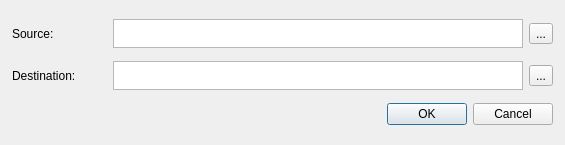
erikfalk/SAM_Sensorauswertung, file addfile.ui: the form before one commit.
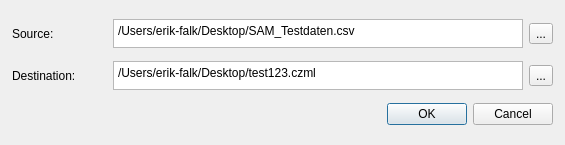
The form after the commit.

```diff
--- a/addfile.ui
+++ b/addfile.ui
@@ -31,7 +31,7 @@
   <property name="windowTitle">
    <string>Add File</string>
   </property>
-  <widget class="QWidget" name="">
+  <widget class="QWidget" name="layoutWidget">
    <property name="geometry">
     <rect>
      <x>12</x>
@@ -64,6 +64,9 @@
           <height>29</height>
          </size>
         </property>
+        <property name="plainText">
+         <string>/Users/erik-falk/Desktop/SAM_Testdaten.csv</string>
+        </property>
        </widget>
       </item>
       <item>
@@ -98,6 +101,9 @@
           <height>29</height>
          </size>
         </property>
+        <property name="plainText">
+         <string>/Users/erik-falk/Desktop/test123.czml</string>
+        </property>
        </widget>
       </item>
       <item>
```
Left out of the diff: 8 changed lines with no effect on the pictures.
